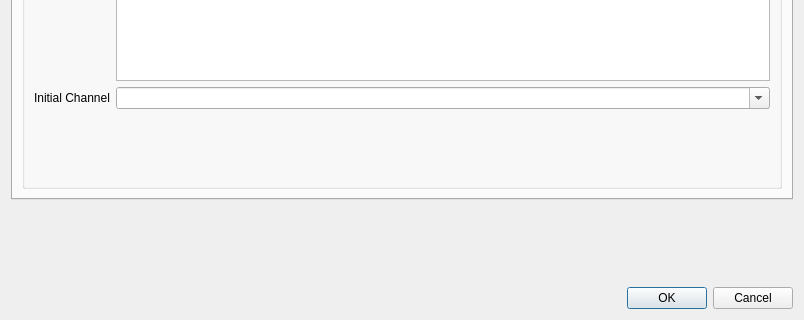
The window that Client/qtTeamTalk/useraccountdlg.ui (BearWare/TeamTalk5) describes before a commit, drawn with Qt 5; both pictures show x 0 to 804 and y 270 to 590 of the 804 by 590 pixel window.
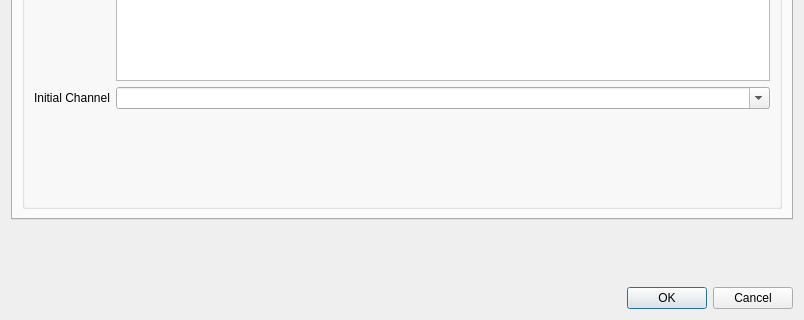
The same window after the commit. Custom widgets are drawn as their Qt base class.

Commit message: Display last login time on "User Accounts" dialog

The edit to the form file:
```diff
--- a/Client/qtTeamTalk/useraccountdlg.ui
+++ b/Client/qtTeamTalk/useraccountdlg.ui
@@ -146,6 +146,16 @@
             </property>
            </widget>
           </item>
+          <item row="7" column="0">
+           <widget class="QLabel" name="lastLoginLabel">
+            <property name="text">
+             <string/>
+            </property>
+            <property name="focusPolicy">
+             <set>Qt::StrongFocus</set>
+            </property>
+           </widget>
+          </item>
          </layout>
         </widget>
        </item>
```
The commit also changes 4 other files.
